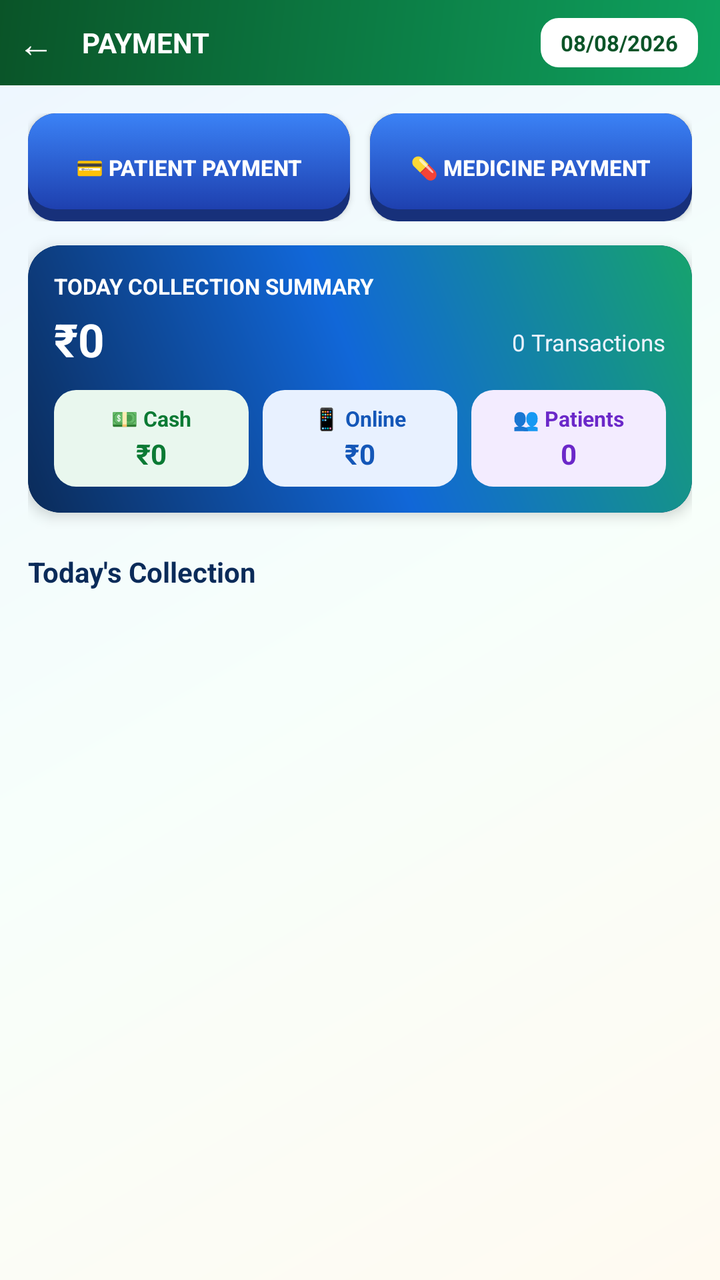
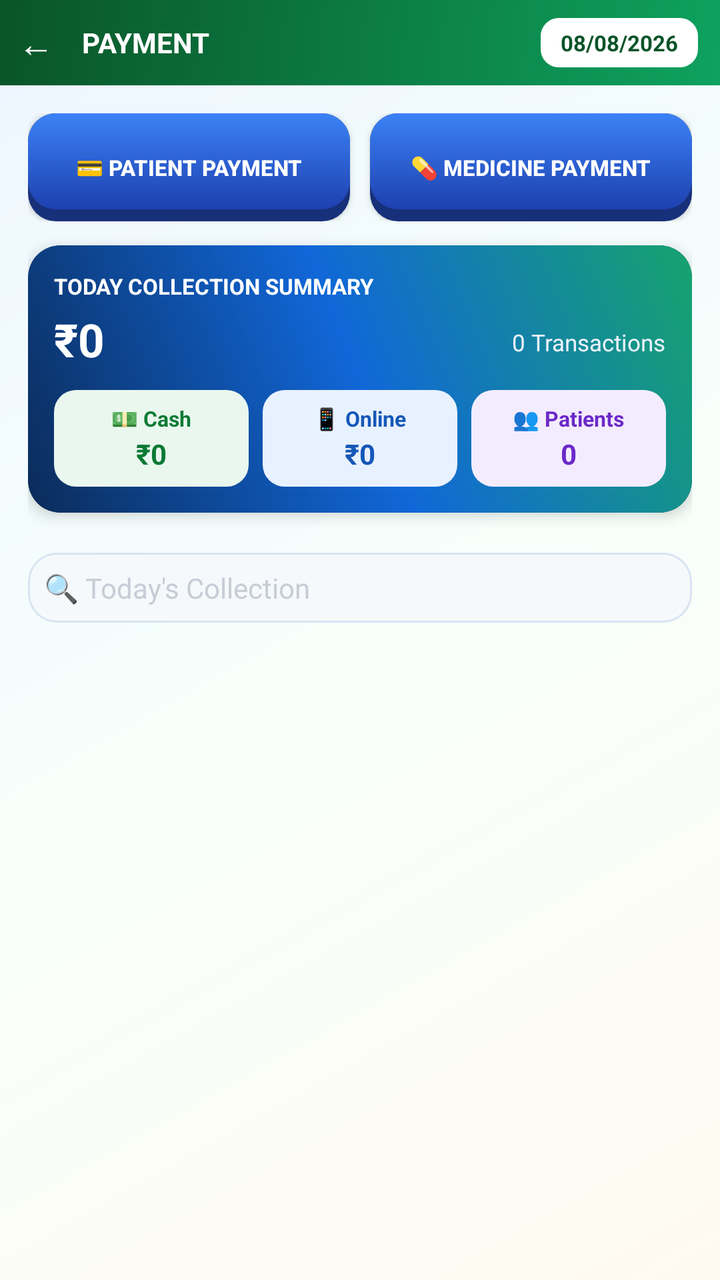

Before-and-after screenshots of an Android layout around one commit, followed by the original layout XML and the change that was made.
<!-- AndroidManifest.xml: activity theme Theme.PilesClinic -->
<!-- res/layout/activity_payment.xml -->
<?xml version="1.0" encoding="utf-8"?>
<LinearLayout xmlns:android="http://schemas.android.com/apk/res/android"
    xmlns:app="http://schemas.android.com/apk/res-auto"
    android:layout_width="match_parent"
    android:layout_height="match_parent"
    android:orientation="vertical"
    android:background="@drawable/bg_app_gradient">

    <LinearLayout
        android:layout_width="match_parent"
        android:layout_height="wrap_content"
        android:orientation="horizontal"
        android:gravity="center_vertical"
        android:padding="5dp"
        android:background="@drawable/bg_payment_header">

        <TextView
            android:id="@+id/btnBack"
            android:layout_width="wrap_content"
            android:layout_height="wrap_content"
            android:text="←"
            android:textColor="@color/white"
            android:textSize="18sp"
            android:padding="4dp" />

        <TextView
            android:layout_width="0dp"
            android:layout_height="wrap_content"
            android:layout_weight="1"
            android:layout_marginStart="10dp"
            android:text="PAYMENT"
            android:textColor="@color/white"
            android:textSize="14sp"
            android:textStyle="bold" />

        
        
        <TextView
            android:id="@+id/tvBranchPick"
            android:layout_width="wrap_content"
            android:layout_height="wrap_content"
            android:layout_marginEnd="6dp"
            android:background="@drawable/bg_pay_pill"
            android:paddingHorizontal="10dp"
            android:paddingVertical="5dp"
            android:text="All Branch"
            android:textColor="#0A5428"
            android:textSize="11sp"
            android:textStyle="bold"
            android:visibility="gone" />

        <TextView
            android:id="@+id/tvDatePick"
            android:layout_width="wrap_content"
            android:layout_height="wrap_content"
            android:layout_marginEnd="6dp"
            android:background="@drawable/bg_pay_pill"
            android:paddingHorizontal="10dp"
            android:paddingVertical="5dp"
            android:text="08/08/2026"
            android:textColor="#0A5428"
            android:textSize="11sp"
            android:textStyle="bold" />
    </LinearLayout>

    <androidx.core.widget.NestedScrollView
        android:layout_width="match_parent"
        android:layout_height="0dp"
        android:layout_weight="1">

        <LinearLayout
            android:layout_width="match_parent"
            android:layout_height="wrap_content"
            android:orientation="vertical"
            android:padding="14dp">

            
            <LinearLayout
                android:layout_width="match_parent"
                android:layout_height="wrap_content"
                android:orientation="horizontal">

                
                <Button
                    android:id="@+id/btnAddPayment"
                    android:layout_width="0dp"
                    android:layout_height="54dp"
                    android:layout_weight="1"
                    android:layout_marginEnd="10dp"
                    android:insetTop="0dp"
                    android:insetBottom="0dp"
                    android:minHeight="0dp"
                    android:paddingHorizontal="4dp"
                    android:background="@drawable/bg_btn_pay3d_blue"
                    android:elevation="3dp"
                    android:maxLines="1"
                    android:textAllCaps="false"
                    android:textSize="11sp"
                    android:text="💳 PATIENT PAYMENT"
                    android:textColor="@color/white"
                    android:textStyle="bold" />

                <Button
                    android:id="@+id/btnMedicinePayment"
                    android:layout_width="0dp"
                    android:layout_height="54dp"
                    android:layout_weight="1"
                    android:insetTop="0dp"
                    android:insetBottom="0dp"
                    android:minHeight="0dp"
                    android:paddingHorizontal="4dp"
                    android:background="@drawable/bg_btn_pay3d_blue"
                    android:elevation="3dp"
                    android:maxLines="1"
                    android:textAllCaps="false"
                    android:textSize="11sp"
                    android:text="💊 MEDICINE PAYMENT"
                    android:textColor="@color/white"
                    android:textStyle="bold" />
            </LinearLayout>

            
            <LinearLayout
                android:id="@+id/rowMasterCollection"
                android:layout_width="match_parent"
                android:layout_height="wrap_content"
                android:orientation="horizontal"
                android:layout_marginTop="12dp"
                android:visibility="gone">

                <Button
                    android:id="@+id/btnMonthlyCollection"
                    android:layout_width="0dp"
                    android:layout_height="40dp"
                    android:insetTop="0dp"
                    android:insetBottom="0dp"
                    android:minHeight="0dp"
                    android:layout_weight="1"
                    android:layout_marginEnd="10dp"
                    android:background="@drawable/bg_btn_teal"
                    android:paddingHorizontal="6dp"
                    android:maxLines="1"
                    android:lineSpacingMultiplier="1.0"
                    android:textAllCaps="false"
                    android:textSize="11.5sp"
                    android:text="MONTHLY COLLECTION"
                    android:textColor="@color/white"
                    android:textStyle="bold" />

                <Button
                    android:id="@+id/btnCollectionHistory"
                    android:layout_width="0dp"
                    android:layout_height="40dp"
                    android:insetTop="0dp"
                    android:insetBottom="0dp"
                    android:minHeight="0dp"
                    android:layout_weight="1"
                    android:background="@drawable/bg_btn_teal"
                    android:paddingHorizontal="6dp"
                    android:maxLines="1"
                    android:lineSpacingMultiplier="1.0"
                    android:textAllCaps="false"
                    android:textSize="11.5sp"
                    android:text="↺ COLLECTION HISTORY"
                    android:textColor="@color/white"
                    android:textStyle="bold" />
            </LinearLayout>

            
            <androidx.cardview.widget.CardView
                android:layout_width="match_parent"
                android:layout_height="wrap_content"
                android:layout_marginTop="12dp"
                app:cardCornerRadius="16dp"
                app:cardElevation="4dp"
                app:cardBackgroundColor="#0B2B59">

                <LinearLayout
                    android:layout_width="match_parent"
                    android:layout_height="wrap_content"
                    android:orientation="vertical"
                    android:background="@drawable/bg_pay_summary"
                    android:padding="13dp">

                    <TextView
                        android:id="@+id/tvSummaryLabel"
                        android:layout_width="wrap_content"
                        android:layout_height="wrap_content"
                        android:text="TODAY COLLECTION SUMMARY"
                        android:textSize="11sp"
                        android:textStyle="bold"
                        android:textColor="#FFFFFF" />

                    <LinearLayout
                        android:layout_width="match_parent"
                        android:layout_height="wrap_content"
                        android:orientation="horizontal"
                        android:gravity="bottom"
                        android:layout_marginTop="4dp">

                        <TextView
                            android:id="@+id/tvTotal"
                            android:layout_width="0dp"
                            android:layout_height="wrap_content"
                            android:layout_weight="1"
                            android:text="₹0"
                            android:textSize="23sp"
                            android:textStyle="bold"
                            android:textColor="#FFFFFF" />

                        <TextView
                            android:id="@+id/tvTransCount"
                            android:layout_width="wrap_content"
                            android:layout_height="wrap_content"
                            android:layout_marginBottom="3dp"
                            android:text="0 Transactions"
                            android:textSize="11.5sp"
                            android:textColor="#EAF2FF" />
                    </LinearLayout>

                    <LinearLayout
                        android:layout_width="match_parent"
                        android:layout_height="wrap_content"
                        android:layout_marginTop="10dp"
                        android:orientation="horizontal">

                        <LinearLayout
                            android:layout_width="0dp"
                            android:layout_height="wrap_content"
                            android:layout_weight="1"
                            android:layout_marginEnd="7dp"
                            android:orientation="vertical"
                            android:gravity="center"
                            android:background="@drawable/bg_pay_box_green"
                            android:paddingVertical="7dp"
                            android:paddingHorizontal="4dp">

                            <TextView
                                android:layout_width="wrap_content"
                                android:layout_height="wrap_content"
                                android:text="💵 Cash"
                                android:textSize="10.5sp"
                                android:textStyle="bold"
                                android:textColor="#0B7A34" />

                            <TextView
                                android:id="@+id/tvCash"
                                android:layout_width="wrap_content"
                                android:layout_height="wrap_content"
                                android:layout_marginTop="1dp"
                                android:text="₹0"
                                android:textSize="14sp"
                                android:textStyle="bold" android:textColor="#0B7A34"
                                />
                        </LinearLayout>

                        <LinearLayout
                            android:layout_width="0dp"
                            android:layout_height="wrap_content"
                            android:layout_weight="1"
                            android:layout_marginEnd="7dp"
                            android:orientation="vertical"
                            android:gravity="center"
                            android:background="@drawable/bg_pay_box_blue"
                            android:paddingVertical="7dp"
                            android:paddingHorizontal="4dp">

                            <TextView
                                android:layout_width="wrap_content"
                                android:layout_height="wrap_content"
                                android:text="📱 Online"
                                android:textSize="10.5sp"
                                android:textStyle="bold"
                                android:textColor="#1457B8" />

                            <TextView
                                android:id="@+id/tvUpi"
                                android:layout_width="wrap_content"
                                android:layout_height="wrap_content"
                                android:layout_marginTop="1dp"
                                android:text="₹0"
                                android:textSize="14sp"
                                android:textStyle="bold" android:textColor="#1457B8"
                                />
                        </LinearLayout>

                        <LinearLayout
                            android:layout_width="0dp"
                            android:layout_height="wrap_content"
                            android:layout_weight="1"
                            android:orientation="vertical"
                            android:gravity="center"
                            android:background="@drawable/bg_pay_box_purple"
                            android:paddingVertical="7dp"
                            android:paddingHorizontal="4dp">

                            <TextView
                                android:layout_width="wrap_content"
                                android:layout_height="wrap_content"
                                android:text="👥 Patients"
                                android:textSize="10.5sp"
                                android:textStyle="bold"
                                android:textColor="#6B28C9" />

                            <TextView
                                android:id="@+id/tvPatients"
                                android:layout_width="wrap_content"
                                android:layout_height="wrap_content"
                                android:layout_marginTop="1dp"
                                android:text="0"
                                android:textSize="14sp"
                                android:textStyle="bold" android:textColor="#6B28C9"
                                />
                        </LinearLayout>
                    </LinearLayout>
                </LinearLayout>
            </androidx.cardview.widget.CardView>

            <TextView
                android:id="@+id/tvCollectionLabel"
                android:layout_width="wrap_content"
                android:layout_height="wrap_content"
                android:layout_marginTop="20dp"
                android:layout_marginBottom="4dp"
                android:text="Today's Collection"
                android:textSize="14sp"
                android:textStyle="bold"
                android:textColor="@color/brand_navy" />

            <ProgressBar
                android:id="@+id/progressLoad"
                android:layout_width="30dp"
                android:layout_height="30dp"
                android:layout_gravity="center"
                android:layout_marginTop="10dp"
                android:visibility="gone" />

            <TextView
                android:id="@+id/tvEmpty"
                android:layout_width="match_parent"
                android:layout_height="wrap_content"
                android:layout_marginTop="10dp"
                android:gravity="center"
                android:text="No collection today"
                android:textColor="@color/clinic_text_secondary"
                android:visibility="gone" />

            <androidx.recyclerview.widget.RecyclerView
                android:id="@+id/recyclerView"
                android:layout_width="match_parent"
                android:layout_height="wrap_content"
                android:nestedScrollingEnabled="false" />
        </LinearLayout>
    </androidx.core.widget.NestedScrollView>

    <include layout="@layout/bottom_nav_bar" />
</LinearLayout>
<!-- res/layout/bottom_nav_bar.xml (included above) -->
<?xml version="1.0" encoding="utf-8"?>
<LinearLayout xmlns:android="http://schemas.android.com/apk/res/android"
    android:layout_width="match_parent"
    android:layout_height="wrap_content"
    android:orientation="horizontal"
    android:background="#FFFFFF"
    android:elevation="12dp"
    android:paddingTop="6dp"
    android:paddingBottom="6dp"
    android:visibility="gone">
    

    <LinearLayout android:id="@+id/navHome" android:layout_width="0dp" android:layout_height="wrap_content" android:layout_weight="1" android:orientation="vertical" android:gravity="center" android:clickable="true" android:focusable="true" android:padding="4dp">
        <TextView android:layout_width="wrap_content" android:layout_height="wrap_content" android:text="🏠" android:textSize="20sp" />
        <TextView android:layout_width="wrap_content" android:layout_height="wrap_content" android:text="Home" android:textSize="11sp" android:textColor="#1167D8" />
    </LinearLayout>

    <LinearLayout android:id="@+id/navEnquiry" android:layout_width="0dp" android:layout_height="wrap_content" android:layout_weight="1" android:orientation="vertical" android:gravity="center" android:clickable="true" android:focusable="true" android:padding="4dp">
        <TextView android:layout_width="wrap_content" android:layout_height="wrap_content" android:text="📝" android:textSize="20sp" />
        <TextView android:layout_width="wrap_content" android:layout_height="wrap_content" android:text="Enquiry" android:textSize="11sp" android:textColor="#1167D8" />
    </LinearLayout>

    <LinearLayout android:id="@+id/navFollow" android:layout_width="0dp" android:layout_height="wrap_content" android:layout_weight="1" android:orientation="vertical" android:gravity="center" android:clickable="true" android:focusable="true" android:padding="4dp">
        <TextView android:layout_width="wrap_content" android:layout_height="wrap_content" android:text="🔁" android:textSize="20sp" />
        <TextView android:layout_width="wrap_content" android:layout_height="wrap_content" android:text="Follow Up" android:textSize="11sp" android:textColor="#1167D8" />
    </LinearLayout>

    <LinearLayout android:id="@+id/navReg" android:layout_width="0dp" android:layout_height="wrap_content" android:layout_weight="1" android:orientation="vertical" android:gravity="center" android:clickable="true" android:focusable="true" android:padding="4dp">
        <TextView android:layout_width="wrap_content" android:layout_height="wrap_content" android:text="🧾" android:textSize="20sp" />
        <TextView android:layout_width="wrap_content" android:layout_height="wrap_content" android:text="Registration" android:textSize="10sp" android:textColor="#1167D8" />
    </LinearLayout>

    <LinearLayout android:id="@+id/navMenu" android:layout_width="0dp" android:layout_height="wrap_content" android:layout_weight="1" android:orientation="vertical" android:gravity="center" android:clickable="true" android:focusable="true" android:padding="4dp">
        <TextView android:layout_width="wrap_content" android:layout_height="wrap_content" android:text="☰" android:textSize="20sp" />
        <TextView android:layout_width="wrap_content" android:layout_height="wrap_content" android:text="Menu" android:textSize="11sp" android:textColor="#1167D8" />
    </LinearLayout>
</LinearLayout>
<!-- resources referenced by this layout -->
<resources>
  <color name="brand_navy">#0B2B59</color>
  <color name="clinic_text_secondary">#6B7280</color>
  <color name="white">#FFFFFF</color>
  <!-- drawable bg_app_gradient (drawable) -->
  <?xml version="1.0" encoding="utf-8"?>
  <shape xmlns:android="http://schemas.android.com/apk/res/android">
      <gradient
          android:type="linear"
          android:angle="315"
          android:startColor="#EDF6FF"
          android:centerColor="#F7FFFB"
          android:endColor="#FFFAF1" />
  </shape>
  <!-- drawable bg_btn_teal (drawable) -->
  <?xml version="1.0" encoding="utf-8"?>
  <shape xmlns:android="http://schemas.android.com/apk/res/android" android:shape="rectangle">
      <solid android:color="#0D7C69" />
      <corners android:radius="22dp" />
  </shape>
  <!-- drawable bg_pay_box_blue (drawable) -->
  <?xml version="1.0" encoding="utf-8"?>
  <shape xmlns:android="http://schemas.android.com/apk/res/android" android:shape="rectangle">
      <solid android:color="#E8F1FF" />
      <corners android:radius="11dp" />
  </shape>
  <!-- drawable bg_pay_box_green (drawable) -->
  <?xml version="1.0" encoding="utf-8"?>
  <shape xmlns:android="http://schemas.android.com/apk/res/android" android:shape="rectangle">
      <solid android:color="#E9F7EE" />
      <corners android:radius="11dp" />
  </shape>
  <!-- drawable bg_pay_box_purple (drawable) -->
  <?xml version="1.0" encoding="utf-8"?>
  <shape xmlns:android="http://schemas.android.com/apk/res/android" android:shape="rectangle">
      <solid android:color="#F3ECFF" />
      <corners android:radius="11dp" />
  </shape>
  <!-- drawable bg_pay_pill (drawable) -->
  <?xml version="1.0" encoding="utf-8"?>
  <shape xmlns:android="http://schemas.android.com/apk/res/android" android:shape="rectangle">
      <solid android:color="#FFFFFF" />
      <corners android:radius="9dp" />
  </shape>
  <!-- drawable bg_pay_summary (drawable) -->
  <?xml version="1.0" encoding="utf-8"?>
  <shape xmlns:android="http://schemas.android.com/apk/res/android" android:shape="rectangle">
      <gradient
          android:type="linear"
          android:angle="45"
          android:startColor="#0B2B59"
          android:centerColor="#1167D8"
          android:endColor="#16A36D" />
      <corners android:radius="16dp" />
  </shape>
  <!-- drawable bg_payment_header (drawable) -->
  <?xml version="1.0" encoding="utf-8"?>
  <shape xmlns:android="http://schemas.android.com/apk/res/android">
      <gradient
          android:type="linear"
          android:angle="315"
          android:startColor="#0A5428"
          android:endColor="#0EA25F" />
  </shape>
  <color name="clinic_primary">#0F2748</color>
  <color name="clinic_primary_dark">#081A33</color>
  <color name="field_hint">#C7CDD6</color>
  <style name="PilesAlertButton" parent="Widget.MaterialComponents.Button">
          <item name="android:textColor">#FFFFFF</item>
          <item name="backgroundTint">@color/clinic_primary</item>
          <item name="android:textStyle">bold</item>
          <item name="android:textAllCaps">false</item>
          <item name="cornerRadius">10dp</item>
          <item name="android:minWidth">88dp</item>
          <item name="android:layout_marginStart">8dp</item>
      </style>
  <style name="PilesAlertButtonMuted" parent="Widget.MaterialComponents.Button.TextButton.Dialog">
          <item name="android:textColor">#5B6B80</item>
          <item name="android:textStyle">bold</item>
          <item name="android:textAllCaps">false</item>
      </style>
  <style name="PilesAlertTitle" parent="MaterialAlertDialog.MaterialComponents.Title.Text">
          <item name="android:textColor">#0B2B59</item>
          <item name="android:textStyle">bold</item>
          <item name="android:textSize">18sp</item>
      </style>
  <!-- unchanged entries left out for length: 4 -->
</resources>

<!-- the commit's change to res/layout/activity_payment.xml (unified diff, before → after) -->
@@ -316,16 +316,20 @@
                 </LinearLayout>
             </androidx.cardview.widget.CardView>
 
-            <TextView
-                android:id="@+id/tvCollectionLabel"
-                android:layout_width="wrap_content"
+            
+            <EditText
+                android:id="@+id/etCollectionSearch"
+                android:layout_width="match_parent"
                 android:layout_height="wrap_content"
                 android:layout_marginTop="20dp"
                 android:layout_marginBottom="4dp"
-                android:text="Today's Collection"
-                android:textSize="14sp"
-                android:textStyle="bold"
-                android:textColor="@color/brand_navy" />
+                android:padding="8dp"
+                android:background="@drawable/bg_input_field"
+                android:hint="🔍 Today's Collection"
+                android:inputType="text"
+                android:maxLines="1"
+                android:imeOptions="actionSearch"
+                android:textSize="14sp" />
 
             <ProgressBar
                 android:id="@+id/progressLoad"
<!-- resource entries referenced after the edit -->
@@ -1,6 +1,5 @@
 <!-- resources referenced by this layout -->
 <resources>
-  <color name="brand_navy">#0B2B59</color>
   <color name="clinic_text_secondary">#6B7280</color>
   <color name="white">#FFFFFF</color>
   <!-- drawable bg_app_gradient (drawable) -->
@@ -18,6 +17,14 @@
   <shape xmlns:android="http://schemas.android.com/apk/res/android" android:shape="rectangle">
       <solid android:color="#0D7C69" />
       <corners android:radius="22dp" />
+  </shape>
+  <!-- drawable bg_input_field (drawable) -->
+  <?xml version="1.0" encoding="utf-8"?>
+  <shape xmlns:android="http://schemas.android.com/apk/res/android">
+      
+      <solid android:color="#F6F9FC" />
+      <corners android:radius="14dp" />
+      <stroke android:width="1dp" android:color="@color/input_border" />
   </shape>
   <!-- drawable bg_pay_box_blue (drawable) -->
   <?xml version="1.0" encoding="utf-8"?>
@@ -63,6 +70,7 @@
           android:startColor="#0A5428"
           android:endColor="#0EA25F" />
   </shape>
+  <color name="input_border">#D8E4F2</color>
   <color name="clinic_primary">#0F2748</color>
   <color name="clinic_primary_dark">#081A33</color>
   <color name="field_hint">#C7CDD6</color>
